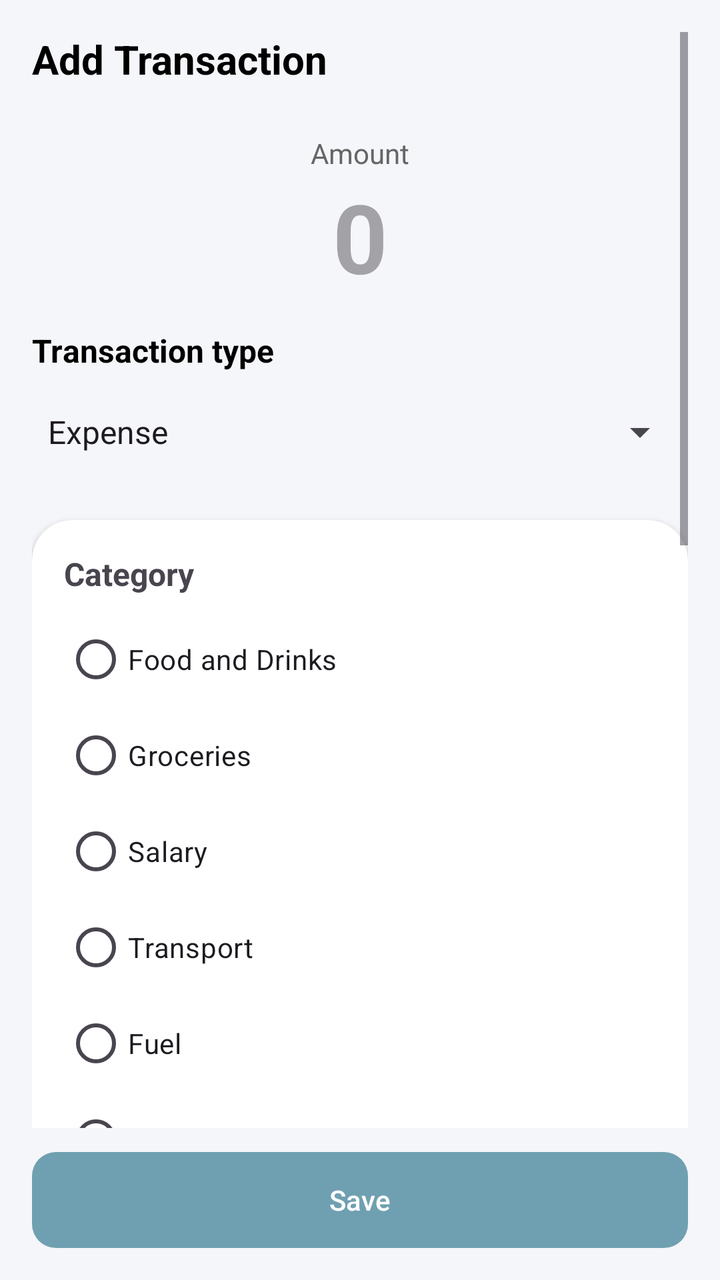
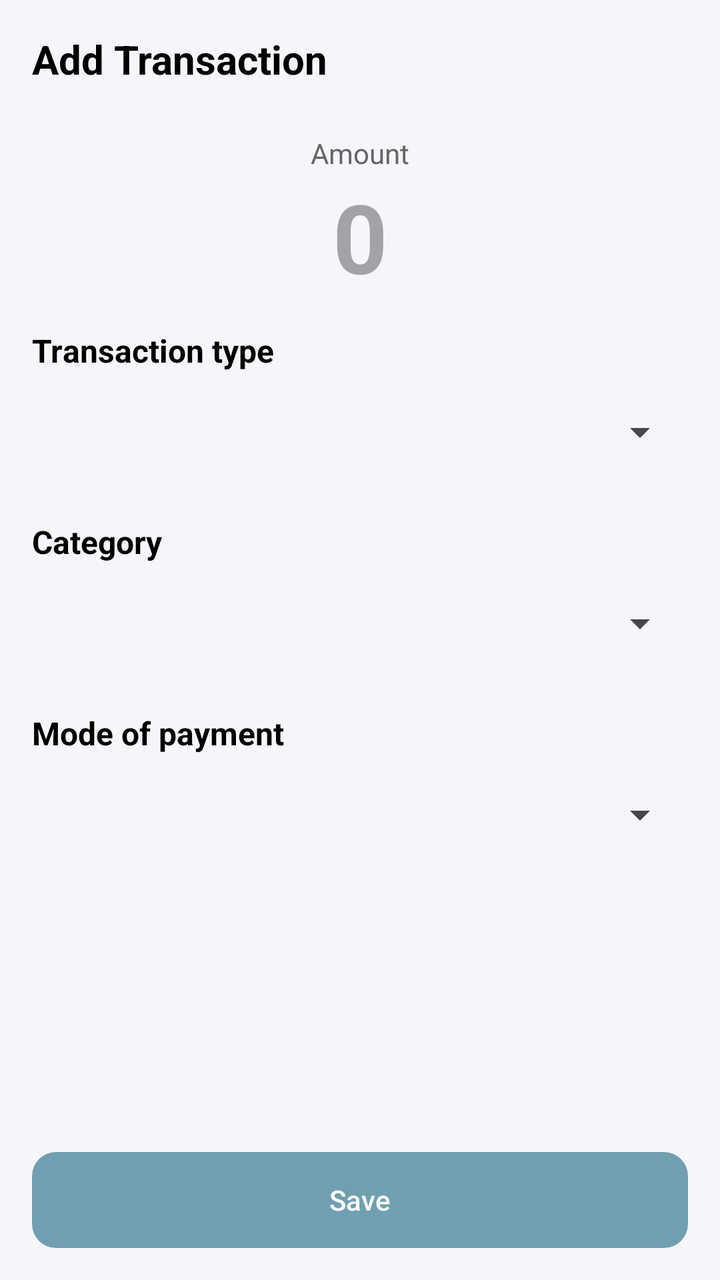

An Android layout rendered at two revisions. The XML below is the earlier revision; the diff shows what the commit changed to produce the second picture.
<!-- AndroidManifest.xml: application theme Theme.ExpenseTracker -->
<!-- res/layout/activity_add_transaction.xml -->
<?xml version="1.0" encoding="utf-8"?>
<LinearLayout xmlns:android="http://schemas.android.com/apk/res/android"
    xmlns:app="http://schemas.android.com/apk/res-auto"
    android:layout_width="match_parent"
    android:layout_height="match_parent"
    xmlns:tools="http://schemas.android.com/tools"
    android:background="#F5F6FA"
    android:orientation="vertical"
    android:padding="16dp"
    tools:context=".AddTransaction">

    
    <ScrollView
        android:layout_width="match_parent"
        android:layout_height="0dp"
        android:layout_weight="1">

        <LinearLayout
            android:layout_width="match_parent"
            android:layout_height="wrap_content"
            android:orientation="vertical">

            <TextView
                android:layout_width="match_parent"
                android:layout_height="wrap_content"
                android:text="Add Transaction"
                android:textColor="#000000"
                android:textSize="20sp"
                android:textStyle="bold" />

            <TextView
                android:layout_width="match_parent"
                android:layout_height="wrap_content"
                android:layout_marginTop="24dp"
                android:gravity="center"
                android:text="Amount"
                android:textColor="#666666" />

            <EditText
                android:id="@+id/addtransaction_amount"
                android:layout_width="match_parent"
                android:layout_height="wrap_content"
                android:background="@null"
                android:gravity="center"
                android:hint="0"
                android:inputType="numberDecimal"
                android:textSize="48sp"
                android:textStyle="bold" />

            
            <TextView
                android:layout_width="wrap_content"
                android:layout_height="wrap_content"
                android:layout_marginTop="14dp"
                android:text="Transaction type"
                android:textColor="#000000"
                android:textSize="16sp"
                android:textStyle="bold" />

            <Spinner
                android:id="@+id/addtransaction_type"
                android:layout_width="match_parent"
                android:layout_height="48dp"
                android:layout_marginTop="6dp"
                android:entries="@array/transaction_types" />

            
            <androidx.cardview.widget.CardView
                android:layout_width="match_parent"
                android:layout_height="wrap_content"
                android:layout_marginTop="20dp"
                app:cardCornerRadius="20dp"
                app:cardElevation="2dp">

                <LinearLayout
                    android:layout_width="match_parent"
                    android:layout_height="wrap_content"
                    android:orientation="vertical"
                    android:padding="16dp">

                    <TextView
                        android:layout_width="wrap_content"
                        android:layout_height="wrap_content"
                        android:text="Category"
                        android:textSize="16sp"
                        android:textStyle="bold" />

                    <RadioGroup
                        android:id="@+id/addtransaction_category"
                        android:layout_width="match_parent"
                        android:layout_height="wrap_content"
                        android:layout_marginTop="8dp"
                        android:orientation="vertical">

                        <RadioButton android:layout_width="match_parent" android:layout_height="wrap_content" android:text="Food and Drinks" />
                        <RadioButton android:layout_width="match_parent" android:layout_height="wrap_content" android:text="Groceries" />
                        <RadioButton android:layout_width="match_parent" android:layout_height="wrap_content" android:text="Salary" />
                        <RadioButton android:layout_width="match_parent" android:layout_height="wrap_content" android:text="Transport" />
                        <RadioButton android:layout_width="match_parent" android:layout_height="wrap_content" android:text="Fuel" />
                        <RadioButton android:layout_width="match_parent" android:layout_height="wrap_content" android:text="Shopping" />
                        <RadioButton android:layout_width="match_parent" android:layout_height="wrap_content" android:text="Bills and Utilities" />
                        <RadioButton android:layout_width="match_parent" android:layout_height="wrap_content" android:text="Rent" />
                        <RadioButton android:layout_width="match_parent" android:layout_height="wrap_content" android:text="Entertainment" />
                        <RadioButton android:layout_width="match_parent" android:layout_height="wrap_content" android:text="Health" />
                        <RadioButton android:layout_width="match_parent" android:layout_height="wrap_content" android:text="Education" />
                        <RadioButton android:layout_width="match_parent" android:layout_height="wrap_content" android:text="Travel" />
                        <RadioButton android:layout_width="match_parent" android:layout_height="wrap_content" android:text="Investments" />
                        <RadioButton android:layout_width="match_parent" android:layout_height="wrap_content" android:text="Insurance" />
                        <RadioButton android:layout_width="match_parent" android:layout_height="wrap_content" android:text="Subscriptions" />
                        <RadioButton android:layout_width="match_parent" android:layout_height="wrap_content" android:text="Personal Care" />
                        <RadioButton android:layout_width="match_parent" android:layout_height="wrap_content" android:text="Gifts and Donations" />
                        <RadioButton android:layout_width="match_parent" android:layout_height="wrap_content" android:text="Others" />

                    </RadioGroup>
                </LinearLayout>
            </androidx.cardview.widget.CardView>

        </LinearLayout>
    </ScrollView>

    
    <Button
        android:id="@+id/addtransaction_btnSave"
        android:layout_width="match_parent"
        android:layout_height="wrap_content"
        android:layout_marginTop="12dp"
        android:background="@drawable/bg_button"
        android:text="Save"
        android:textColor="#FFFFFF"
        app:backgroundTint="@null" />

</LinearLayout>
<!-- resources referenced by this layout -->
<resources>
  <string-array name="transaction_types">
          <item>Expense</item>
          <item>Income</item>
      </string-array>
  <!-- drawable bg_button (drawable) -->
  <?xml version="1.0" encoding="utf-8"?>
  <shape xmlns:android="http://schemas.android.com/apk/res/android">
      <solid android:color="@color/primary" />
      <corners android:radius="12dp" />
  </shape>
  <style name="Theme.ExpenseTracker" parent="Base.Theme.ExpenseTracker" />
  <color name="primary">#6FA0B1</color>
  <style name="Base.Theme.ExpenseTracker" parent="Theme.Material3.DayNight.NoActionBar">
          
          
      </style>
</resources>

<!-- the commit's change to res/layout/activity_add_transaction.xml (unified diff, before → after) -->
@@ -62,58 +62,41 @@
                 android:layout_width="match_parent"
                 android:layout_height="48dp"
                 android:layout_marginTop="6dp"
-                android:entries="@array/transaction_types" />
+                android:spinnerMode="dropdown" />
 
             
-            <androidx.cardview.widget.CardView
-                android:layout_width="match_parent"
+            <TextView
+                android:layout_width="wrap_content"
                 android:layout_height="wrap_content"
                 android:layout_marginTop="20dp"
-                app:cardCornerRadius="20dp"
-                app:cardElevation="2dp">
+                android:text="Category"
+                android:textColor="#000000"
+                android:textSize="16sp"
+                android:textStyle="bold" />
 
-                <LinearLayout
-                    android:layout_width="match_parent"
-                    android:layout_height="wrap_content"
-                    android:orientation="vertical"
-                    android:padding="16dp">
+            <Spinner
+                android:id="@+id/addtransaction_category"
+                android:layout_width="match_parent"
+                android:layout_height="48dp"
+                android:layout_marginTop="6dp"
+                android:spinnerMode="dropdown" />
 
-                    <TextView
-                        android:layout_width="wrap_content"
-                        android:layout_height="wrap_content"
-                        android:text="Category"
-                        android:textSize="16sp"
-                        android:textStyle="bold" />
+            
+            <TextView
+                android:layout_width="wrap_content"
+                android:layout_height="wrap_content"
+                android:layout_marginTop="20dp"
+                android:text="Mode of payment"
+                android:textColor="#000000"
+                android:textSize="16sp"
+                android:textStyle="bold" />
 
-                    <RadioGroup
-                        android:id="@+id/addtransaction_category"
-                        android:layout_width="match_parent"
-                        android:layout_height="wrap_content"
-                        android:layout_marginTop="8dp"
-                        android:orientation="vertical">
-
-                        <RadioButton android:layout_width="match_parent" android:layout_height="wrap_content" android:text="Food and Drinks" />
-                        <RadioButton android:layout_width="match_parent" android:layout_height="wrap_content" android:text="Groceries" />
-                        <RadioButton android:layout_width="match_parent" android:layout_height="wrap_content" android:text="Salary" />
-                        <RadioButton android:layout_width="match_parent" android:layout_height="wrap_content" android:text="Transport" />
-                        <RadioButton android:layout_width="match_parent" android:layout_height="wrap_content" android:text="Fuel" />
-                        <RadioButton android:layout_width="match_parent" android:layout_height="wrap_content" android:text="Shopping" />
-                        <RadioButton android:layout_width="match_parent" android:layout_height="wrap_content" android:text="Bills and Utilities" />
-                        <RadioButton android:layout_width="match_parent" android:layout_height="wrap_content" android:text="Rent" />
-                        <RadioButton android:layout_width="match_parent" android:layout_height="wrap_content" android:text="Entertainment" />
-                        <RadioButton android:layout_width="match_parent" android:layout_height="wrap_content" android:text="Health" />
-                        <RadioButton android:layout_width="match_parent" android:layout_height="wrap_content" android:text="Education" />
-                        <RadioButton android:layout_width="match_parent" android:layout_height="wrap_content" android:text="Travel" />
-                        <RadioButton android:layout_width="match_parent" android:layout_height="wrap_content" android:text="Investments" />
-                        <RadioButton android:layout_width="match_parent" android:layout_height="wrap_content" android:text="Insurance" />
-                        <RadioButton android:layout_width="match_parent" android:layout_height="wrap_content" android:text="Subscriptions" />
-                        <RadioButton android:layout_width="match_parent" android:layout_height="wrap_content" android:text="Personal Care" />
-                        <RadioButton android:layout_width="match_parent" android:layout_height="wrap_content" android:text="Gifts and Donations" />
-                        <RadioButton android:layout_width="match_parent" android:layout_height="wrap_content" android:text="Others" />
-
-                    </RadioGroup>
-                </LinearLayout>
-            </androidx.cardview.widget.CardView>
+            <Spinner
+                android:id="@+id/addtransaction_payment"
+                android:layout_width="match_parent"
+                android:layout_height="48dp"
+                android:layout_marginTop="6dp"
+                android:spinnerMode="dropdown" />
 
         </LinearLayout>
     </ScrollView>
<!-- resource entries referenced after the edit -->
@@ -1,9 +1,5 @@
 <!-- resources referenced by this layout -->
 <resources>
-  <string-array name="transaction_types">
-          <item>Expense</item>
-          <item>Income</item>
-      </string-array>
   <!-- drawable bg_button (drawable) -->
   <?xml version="1.0" encoding="utf-8"?>
   <shape xmlns:android="http://schemas.android.com/apk/res/android">
